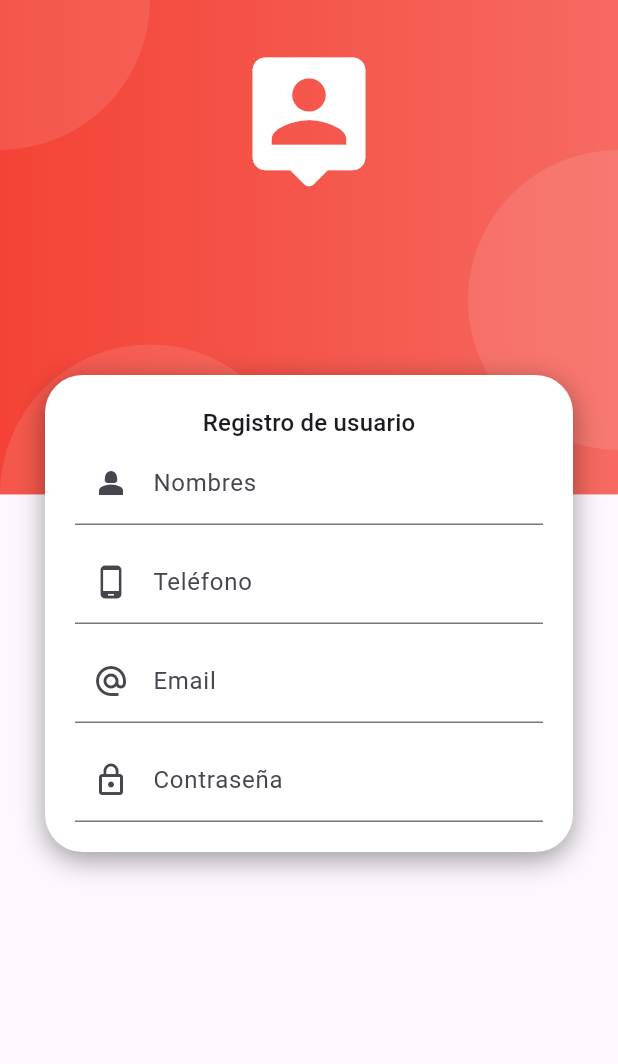
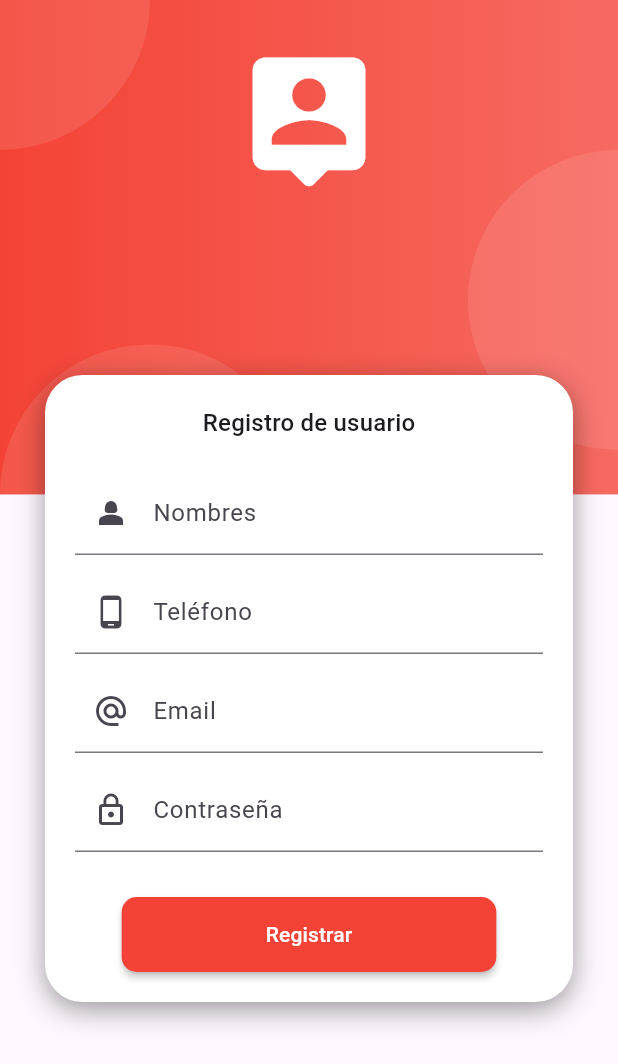
Before and after one commit to dsullon/finanzasfb_istpffaaa, a Flutter app: the screen it shows after launch, on a phone screen of 412 x 824 dp. Shown: the top 1064 px of the screen. Run offline on Flutter 3.47's test engine with Material 3 defaults, Android fonts, the phone set to English and light mode, and no system bars.

Commit message:
Se implementó registro de datos en firebase

```diff
--- a/lib/main.dart
+++ b/lib/main.dart
@@ -1,5 +1,5 @@
 import 'package:finanzasfb/pages/pages.dart';
-import 'package:finanzasfb/services/transaccion_services.dart';
+import 'package:finanzasfb/services/services.dart';
 import 'package:flutter/material.dart';
 import 'package:provider/provider.dart';
 
@@ -14,8 +14,12 @@ class MyApp extends StatelessWidget {
   @override
   Widget build(BuildContext context) {
     return MultiProvider(
-      providers: [ChangeNotifierProvider(create: (_) => TransaccionServices())],
+      providers: [
+        ChangeNotifierProvider(create: (_) => TransaccionServices()),
+        ChangeNotifierProvider(create: (_) => AuthServices()),
+      ],
       child: MaterialApp(
+        debugShowCheckedModeBanner: false,
         title: 'Finanza Personal',
         theme: ThemeData(
           colorScheme: ColorScheme.fromSeed(seedColor: Colors.deepPurple),
--- /dev/null
+++ b/lib/models/models.dart
@@ -0,0 +1,2 @@
+export 'package:finanzasfb/models/transaccion.dart';
+export 'package:finanzasfb/models/user.dart';
--- /dev/null
+++ b/lib/models/user.dart
@@ -0,0 +1,37 @@
+import 'dart:convert';
+
+class User {
+  String id;
+  String email;
+  String name;
+  String password;
+  String phone;
+
+  User({
+    this.id = "",
+    required this.email,
+    required this.name,
+    required this.password,
+    required this.phone,
+  });
+
+  factory User.fromRawJson(String str) => User.fromJson(json.decode(str));
+
+  String toRawJson() => json.encode(toJson());
+
+  factory User.fromJson(Map<String, dynamic> json) => User(
+    id: json["id"],
+    email: json["email"],
+    name: json["name"],
+    password: json["password"],
+    phone: json["phone"],
+  );
+
+  Map<String, dynamic> toJson() => {
+    "id": id,
+    "email": email,
+    "name": name,
+    "password": password,
+    "phone": phone,
+  };
+}
--- a/lib/pages/register_page.dart
+++ b/lib/pages/register_page.dart
@@ -1,6 +1,9 @@
-import 'package:finanzasfb/widgets/auth_header_background.dart';
+import 'package:finanzasfb/models/models.dart';
+import 'package:finanzasfb/providers/registro_form_provider.dart';
+import 'package:finanzasfb/services/services.dart';
 import 'package:finanzasfb/widgets/widgets.dart';
 import 'package:flutter/material.dart';
+import 'package:provider/provider.dart';
 
 class RegisterPage extends StatelessWidget {
   const RegisterPage({super.key});
@@ -20,7 +23,11 @@ class RegisterPage extends StatelessWidget {
                       "Registro de usuario",
                       style: TextTheme.of(context).titleMedium,
                     ),
-                    _FormularioRegistro(),
+                    SizedBox(height: 20.0),
+                    ChangeNotifierProvider(
+                      create: (_) => RegistroFormProvider(),
+                      child: _FormularioRegistro(),
+                    ),
                   ],
                 ),
               ),
@@ -37,7 +44,9 @@ class _FormularioRegistro extends StatelessWidget {
 
   @override
   Widget build(BuildContext context) {
+    final registroForm = Provider.of<RegistroFormProvider>(context);
     return Form(
+      key: registroForm.formKey,
       autovalidateMode: AutovalidateMode.onUserInteraction,
       child: Column(
         children: [
@@ -48,6 +57,7 @@ class _FormularioRegistro extends StatelessWidget {
               labelText: "Nombres",
               prefixIcon: Icon(Icons.person_2),
             ),
+            onChanged: (value) => registroForm.nombre = value,
             validator: (value) {
               return (value != null && value.isNotEmpty)
                   ? null
@@ -62,6 +72,7 @@ class _FormularioRegistro extends StatelessWidget {
               labelText: "Teléfono",
               prefixIcon: Icon(Icons.phone_android),
             ),
+            onChanged: (value) => registroForm.telefono = value,
           ),
           SizedBox(height: 10),
           TextFormField(
@@ -71,6 +82,7 @@ class _FormularioRegistro extends StatelessWidget {
               labelText: "Email",
               prefixIcon: Icon(Icons.alternate_email),
             ),
+            onChanged: (value) => registroForm.email = value,
             validator: (value) {
               String pattern =
                   r'^(([^<>()[\]\\.,;:\s@\"]+(\.[^<>()[\]\\.,;:\s@\"]+)*)|(\".+\"))@((\[[0-9]{1,3}\.[0-9]{1,3}\.[0-9]{1,3}\.[0-9]{1,3}\])|(([a-zA-Z\-0-9]+\.)+[a-zA-Z]{2,}))$';
@@ -90,9 +102,46 @@ class _FormularioRegistro extends StatelessWidget {
               labelText: "Contraseña",
               prefixIcon: Icon(Icons.lock_outline),
             ),
+            onChanged: (value) => registroForm.password = value,
             validator: (value) {
-              // TODO: Validar que la contraseña sea como mínimo 6 caracteres
+              return (value != null && value.length >= 6)
+                  ? null
+                  : "Debe ingresar como mínimo 6 caracteres";
             },
+          ),
+          SizedBox(height: 30.0),
+
+          MaterialButton(
+            color: Colors.red,
+            disabledColor: Colors.grey,
+            shape: RoundedRectangleBorder(
+              borderRadius: BorderRadius.circular(10),
+            ),
+            onPressed: registroForm.isProcessing
+                ? null
+                : () async {
+                    if (!registroForm.isFormValid()) return;
+                    registroForm.isProcessing = true;
+                    final authServices = Provider.of<AuthServices>(
+                      context,
+                      listen: false,
+                    );
+                    final usuario = User(
+                      email: registroForm.email,
+                      name: registroForm.nombre,
+                      password: registroForm.password,
+                      phone: registroForm.telefono,
+                    );
+                    await authServices.crearUsuario(usuario);
+                    registroForm.isProcessing = false;
+                  },
+            child: Container(
+              padding: EdgeInsets.symmetric(horizontal: 80, vertical: 15),
+              child: Text(
+                registroForm.isProcessing ? "Procesando" : "Registrar",
+                style: TextStyle(color: Colors.white),
+              ),
+            ),
           ),
         ],
       ),
--- /dev/null
+++ b/lib/providers/registro_form_provider.dart
@@ -0,0 +1,25 @@
+import 'package:flutter/material.dart';
+
+class RegistroFormProvider extends ChangeNotifier {
+  GlobalKey<FormState> formKey = GlobalKey<FormState>();
+
+  String nombre = '';
+  String telefono = '';
+  String email = '';
+  String password = '';
+
+  bool _isProcessing = false;
+
+  // GETTER: Recupera u obtiene el valor de la variable
+  bool get isProcessing => _isProcessing;
+
+  // SETTER: Asigna un valor a la variable
+  set isProcessing(bool value) {
+    _isProcessing = value;
+    notifyListeners();
+  }
+
+  bool isFormValid() {
+    return formKey.currentState?.validate() ?? false;
+  }
+}
--- /dev/null
+++ b/lib/services/services.dart
@@ -0,0 +1,2 @@
+export 'package:finanzasfb/services/auth_services.dart';
+export 'package:finanzasfb/services/transaccion_services.dart';
```
Also changed, not shown: lib/services/auth_services.dart (added, +42 -0 lines).
